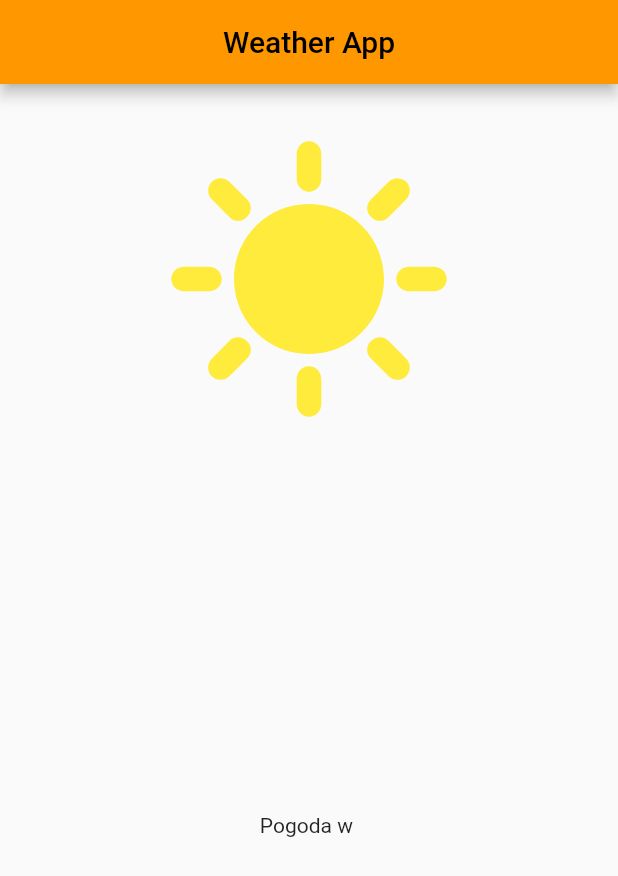
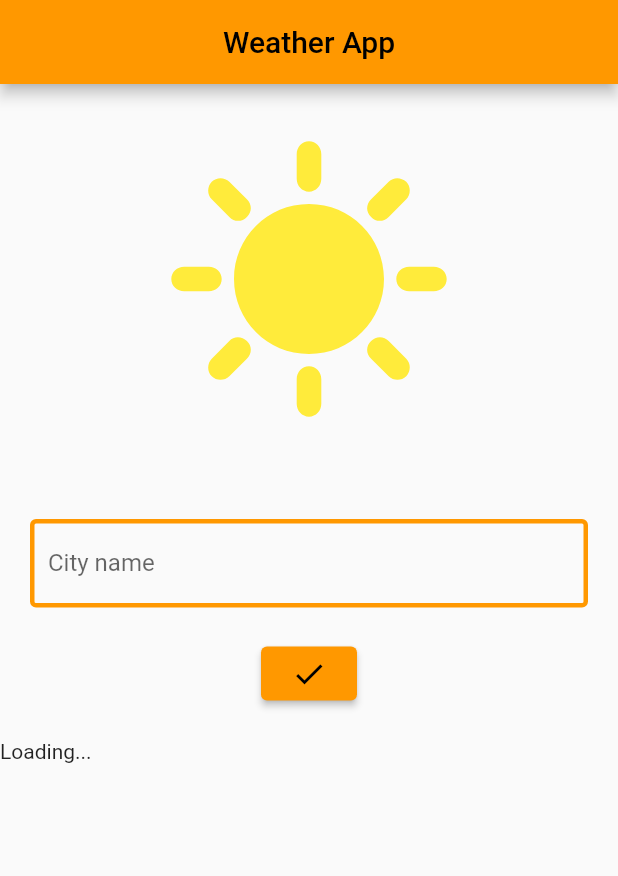
Before and after one commit to drekyyy/WeatherApp, a Flutter app: the screen it shows after launch, on a phone screen of 412 x 824 dp. Shown: the top 876 px of the screen. Run offline on Flutter 3.47's test engine with Material 2 defaults, Android fonts, the phone set to English and light mode, and no system bars; our stand-ins replace bloc, equatable, flutter_bloc.

```diff
--- a/lib/data/weather_data_provider.dart
+++ b/lib/data/weather_data_provider.dart
@@ -1,11 +1,12 @@
 import 'package:http/http.dart' as http;
 
 class WeatherDataProvider {
-  static const String _keyAPI = "e8460431456b7c6714593735cbff6bfe";
+  static const String _weatherAPIkey = "e8460431456b7c6714593735cbff6bfe";
 
   Future<http.Response> fetchWeather(String city) {
+    print('city= ${city}');
     return http.get(Uri.parse(
-        'https://api.openweathermap.org/data/2.5/weather?q=${city}&appid=${_keyAPI}'));
+        'https://api.openweathermap.org/data/2.5/weather?q=${city}&appid=${_weatherAPIkey}'));
   }
 }
 //https://api.openweathermap.org/data/2.5/weather?q={city name}&appid={API key}
--- a/lib/logic/cubit/weather_state.dart
+++ b/lib/logic/cubit/weather_state.dart
@@ -1,11 +1,17 @@
 part of 'weather_cubit.dart';
 
 class WeatherState extends Equatable {
-  WeatherState();
-  late Weather weather;
+  const WeatherState();
 
   @override
   List<Object> get props => [];
 }
+//maybe go back to WeatherInitial. loading doesnt make sense at start since the weather is
+// queried after some time (when someone types data). use WeatgerLoading when we loading the weather screen
 
-class WeatherInitial extends WeatherState {}
+class WeatherLoading extends WeatherState {}
+
+class WeatherLoaded extends WeatherState {
+  final Weather weather;
+  const WeatherLoaded(this.weather);
+}
--- a/lib/presentation/screens/home_screen.dart
+++ b/lib/presentation/screens/home_screen.dart
@@ -1,6 +1,9 @@
 import 'package:flutter/material.dart';
+import 'package:flutter_bloc/flutter_bloc.dart';
 import 'package:l/data/weather_model.dart';
 import 'package:l/data/weather_repository.dart';
+
+import '../../logic/cubit/weather_cubit.dart';
 
 class HomeScreen extends StatefulWidget {
   const HomeScreen({Key? key, required this.title}) : super(key: key);
@@ -11,6 +14,9 @@ class HomeScreen extends StatefulWidget {
 }
 
 class _HomeScreenState extends State<HomeScreen> {
+  final _formKey = GlobalKey<FormState>();
+  final TextEditingController cityController = TextEditingController();
+
   @override
   Widget build(BuildContext context) {
     return Scaffold(
@@ -18,22 +24,58 @@ class _HomeScreenState extends State<HomeScreen> {
         title: Center(child: Text(widget.title)),
       ),
       body: Center(
-        child: Column(
+        child: ListView(
           children: <Widget>[
-            const Flexible(
-                flex: 3,
-                child: Padding(
-                    padding: EdgeInsets.only(top: 30),
-                    child: Icon(Icons.sunny, size: 200, color: Colors.yellow))),
-            Flexible(fit: FlexFit.tight, flex: 3, child: Container(height: 10)),
-            Flexible(
-                flex: 3,
-                child: Column(children: [
-                  Text(
-                    'Pogoda w ',
-                  ),
-                  Text('')
-                ])),
+            const Padding(
+                padding: EdgeInsets.only(top: 30),
+                child: Icon(Icons.sunny, size: 200, color: Colors.yellow)),
+            const SizedBox(height: 40),
+            Padding(
+                padding: const EdgeInsets.all(20),
+                child: Form(
+                    key: _formKey,
+                    child: Column(
+                      children: [
+                        TextFormField(
+                          controller: cityController,
+                          decoration: const InputDecoration(
+                              labelText: 'City name',
+                              enabledBorder: OutlineInputBorder(
+                                  borderSide: BorderSide(
+                                      width: 3, color: Colors.orange))),
+                          validator: (value) {
+                            if (value == null || value.isEmpty) {
+                              return 'Enter some text';
+                            } else if (value.length < 2) {
+                              return 'City name too short';
+                            }
+                            return null;
+                          },
+                        ),
+                        const SizedBox(height: 20),
+                        ElevatedButton(
+                            onPressed: () {
+                              if (_formKey.currentState!.validate()) {
+                                print('miasto= ${cityController.text.trim()}');
+                                context
+                                    .read<WeatherCubit>()
+                                    .getWeather(cityController.text.trim());
+                              }
+                            },
+                            child: const Icon(Icons.check))
+                      ],
+                    ))),
+            BlocBuilder<WeatherCubit, WeatherState>(builder: (context, state) {
+              if (state is WeatherLoaded) {
+                return Text(
+                    'city name: ${state.weather.city}, temperature: ${state.weather.temperature.toString()}');
+              }
+              if (state is WeatherLoading) {
+                return Text('Loading...');
+              } else {
+                return Text('Something is up? neither loading nor loaded');
+              }
+            })
           ],
         ),
       ),
```
Also changed, not shown: lib/data/weather_model.dart (+42 -51 lines).
